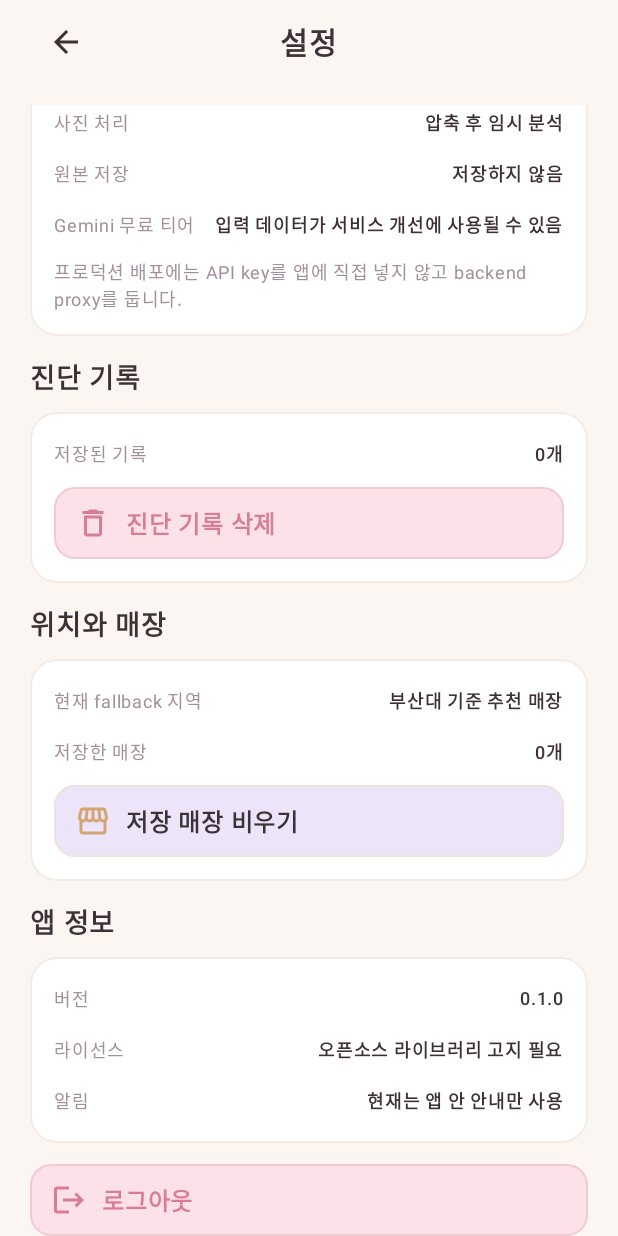
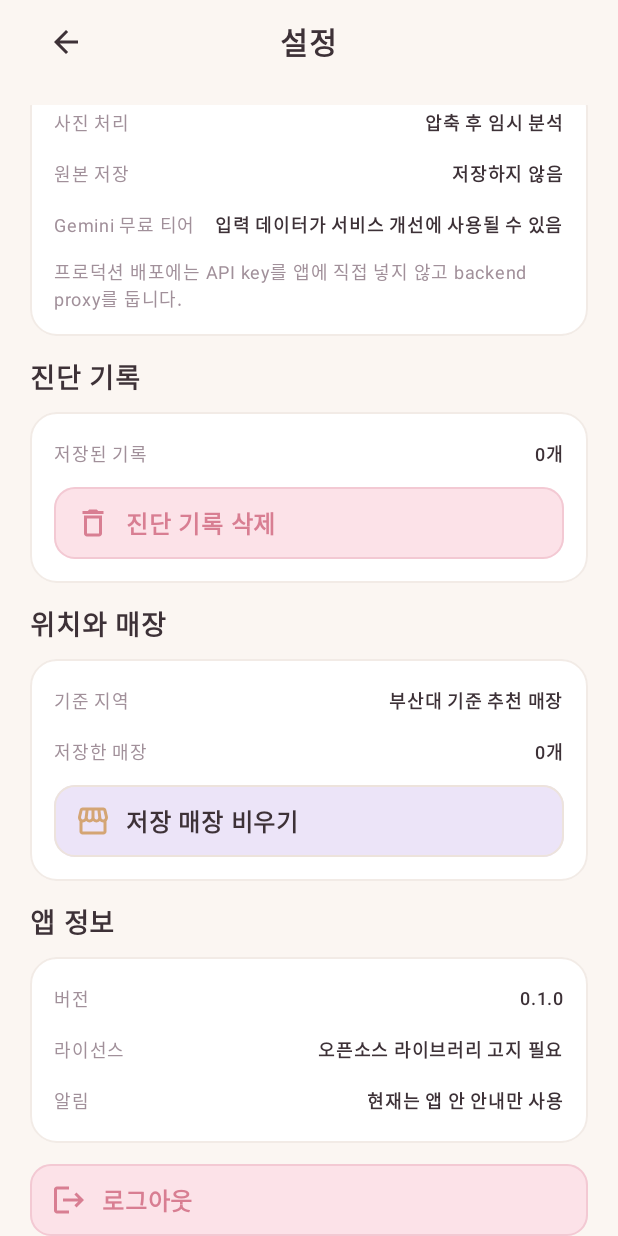
Before and after one commit to personal-color-app/personal_color_app, an Android app built with Jetpack Compose: the SettingsActivity screen opened directly, with no data from a screen before it, scrolled down 438 dp, on a phone screen of 412 x 824 dp. Run offline under Robolectric (Android 15) with nearby library versions, the light colour scheme and no system bars; pictures from the network do not load.

Commit message:
Polish user-facing copy and icons

```diff
--- a/android/app/src/main/java/com/oliveme/app/data/repository/DemoData.kt
+++ b/android/app/src/main/java/com/oliveme/app/data/repository/DemoData.kt
@@ -19,13 +19,14 @@ object DemoData {
         return "${tones.random()} ${Random.nextInt(100, 999)}"
     }
 
-    fun sampleResult(reason: String = "demo fallback") = PersonalColorResult(
+    @Suppress("UNUSED_PARAMETER")
+    fun sampleResult(reason: String = "demo") = PersonalColorResult(
         id = "sample-${UUID.randomUUID()}",
         type = "겨울 쿨톤",
         englishLabel = "WINTER · COOL · DEEP",
         matchScore = 92,
         description = "선명한 대비와 차가운 딥 컬러가 얼굴 윤곽을 또렷하게 살려주는 타입입니다.",
-        signature = "버건디, 네이비, 플럼처럼 깊고 차가운 색이 가장 안정적입니다. ($reason)",
+        signature = "버건디, 네이비, 플럼처럼 깊고 차가운 색이 가장 안정적입니다.",
         palette = listOf(
             ColorItem("#722F37", "와인"),
             ColorItem("#5B1A1F", "버건디"),
--- a/android/app/src/main/java/com/oliveme/app/ui/screens/Digit2FaScreen.kt
+++ b/android/app/src/main/java/com/oliveme/app/ui/screens/Digit2FaScreen.kt
@@ -115,7 +115,7 @@ fun Digit2FaScreen(
         OliveButton("확인") { onSubmit(strokes.toBitmap(canvasSize)) }
         SecondaryButton("다시 그리기") { strokes.clear() }
         if (showDemoFallback) {
-            SecondaryButton("모델 준비 전 데모 통과") { onPassedByDemoFallback() }
+            SecondaryButton("인증 없이 계속하기") { onPassedByDemoFallback() }
         }
         Text("오류가 나도 앱은 종료되지 않고 다시 시도할 수 있습니다.", color = OliveText, fontWeight = FontWeight.Medium)
         Spacer(Modifier.height(4.dp))
--- a/android/app/src/main/java/com/oliveme/app/ui/screens/SettingsScreen.kt
+++ b/android/app/src/main/java/com/oliveme/app/ui/screens/SettingsScreen.kt
@@ -103,7 +103,7 @@ fun SettingsScreen(
                 )
             }
             SettingsSection("위치와 매장") {
-                InfoLine("현재 fallback 지역", "부산대 기준 추천 매장")
+                InfoLine("기준 지역", "부산대 기준 추천 매장")
                 InfoLine("저장한 매장", "${state.favoriteCount}개")
                 CompactAction(
                     text = "저장 매장 비우기",
```
Also changed, not shown: 1 other file.
